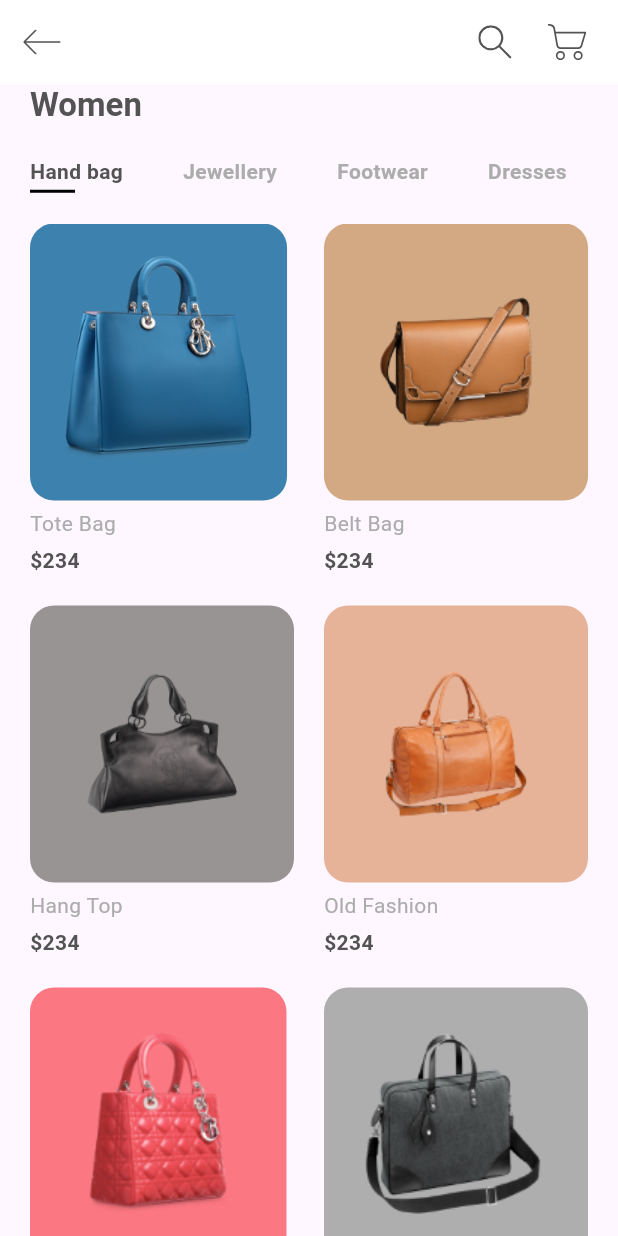
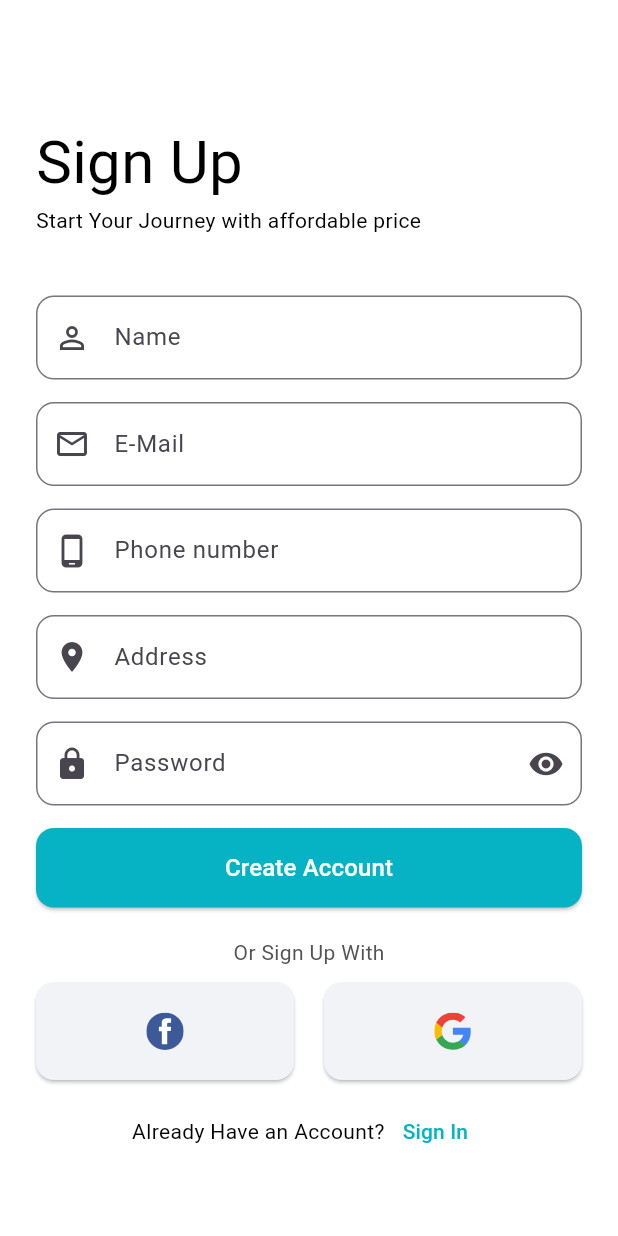
Before and after one commit to CoderGaming-1/Booking, a Flutter app: the screen it shows after launch, on a phone screen of 412 x 824 dp. Run offline on Flutter 3.47's test engine with Material 3 defaults, Android fonts, the light colour scheme and no system bars; our stand-ins replace flutter_svg.

Commit message:
splash, onBoarding, Sign in, Sign up UI

```diff
--- a/lib/main.dart
+++ b/lib/main.dart
@@ -1,3 +1,7 @@
+import 'package:bookingapp/screens/login/login_page.dart';
+import 'package:bookingapp/screens/onBoarding/onboarding_screen.dart';
+import 'package:bookingapp/screens/sign_up/sign_up_screen.dart';
+import 'package:bookingapp/screens/splash_screen.dart';
 import 'package:flutter/material.dart';
 import 'constants.dart';
 import 'screens/home/home_screen.dart';
@@ -14,12 +18,11 @@ class MyApp extends StatelessWidget {
   Widget build(BuildContext context) {
     return MaterialApp(
       debugShowCheckedModeBanner: false,
-      title: 'The Flutter Way',
       theme: ThemeData(
         textTheme: Theme.of(context).textTheme.apply(bodyColor: kTextColor),
         visualDensity: VisualDensity.adaptivePlatformDensity,
       ),
-      home: const HomeScreen(),
+      home: const SignUpScreen(),
     );
   }
 }
--- /dev/null
+++ b/lib/screens/sign_up/sign_up_screen.dart
@@ -0,0 +1,182 @@
+import 'package:flutter/material.dart';
+import 'package:flutter_svg/svg.dart';
+
+class SignUpScreen extends StatefulWidget{
+  const SignUpScreen({super.key});
+  @override
+  State<StatefulWidget> createState() {
+    return _SignUpScreenState();
+  }
+}
+class _SignUpScreenState extends State<SignUpScreen>{
+  @override
+  Widget build(BuildContext context) {
+    // TODO: implement build
+    return Scaffold(
+      backgroundColor: Colors.white,
+      body: SingleChildScrollView(
+        child: Container(
+          padding: const EdgeInsets.symmetric(vertical: 80, horizontal: 24),
+          child: Column(
+            children: [
+              //Tittle
+              const Align(
+                alignment: Alignment.topLeft,
+                child:  Column(
+                  children: [
+                    Text("Sign Up", style: TextStyle(color: Colors.black, fontSize: 40),),
+                  ],
+                ),
+              ),
+              const Align(
+                alignment: Alignment.topLeft,
+                child:  Column(
+                  children: [
+                    Text("Start Your Journey with affordable price", style: TextStyle(color: Colors.black, fontSize: 14),),
+                  ],
+                ),
+              ),
+
+              const SizedBox(height: 30,),
+              //email
+              //password
+              Form(
+                child: Container(
+                  padding: const EdgeInsets.symmetric(vertical: 10),
+                  child: Column(
+                    children: [
+                      //name
+                      TextFormField(
+                        decoration: InputDecoration(
+                            prefixIcon: const Icon(Icons.person_outline_outlined),
+                            labelText: "Name",
+                            hintText: "Name",
+                            border: OutlineInputBorder(
+                              borderRadius: BorderRadius.circular(12),
+                            ),
+                        ),
+                      ),
+                      const SizedBox(height: 15,),
+                      //email
+                      TextFormField(
+                        decoration:  InputDecoration(
+                          prefixIcon: const Icon(Icons.mail_outline_outlined),
+                          labelText: "E-Mail",
+                          hintText: "E-Mail",
+                          border: OutlineInputBorder(
+                            borderRadius: BorderRadius.circular(12),
+                          ),
+                        ),
+                      ),
+                      const SizedBox(height: 15,),
+                      //phone number
+                      TextFormField(
+                        decoration: InputDecoration(
+                            prefixIcon: const Icon(Icons.phone_android_outlined),
+                            labelText: "Phone number",
+                            hintText: "Phone number",
+                            border: OutlineInputBorder(
+                              borderRadius: BorderRadius.circular(12),
+                            ),
+                        ),
+                      ),
+                      const SizedBox(height: 15,),
+                      //Address
+                      TextFormField(
+                        decoration: InputDecoration(
+                            prefixIcon: const Icon(Icons.location_on_sharp),
+                            labelText: "Address",
+                            hintText: "Address",
+                            border: OutlineInputBorder(
+                              borderRadius: BorderRadius.circular(12),
+                            ),
+                        ),
+                      ),
+                      const SizedBox(height: 15,),
+                      //password
+                      TextFormField(
+                        decoration: InputDecoration(
+                            prefixIcon: const Icon(Icons.lock),
+                            labelText: "Password",
+                            hintText: "Password",
+                            border: OutlineInputBorder(
+                              borderRadius: BorderRadius.circular(12),
+                            ),
+                            suffixIcon: const IconButton(onPressed: null, icon: Icon(Icons.remove_red_eye))
+                        ),
+                      ),
+                      const SizedBox(height: 15,),
+                      // buttonSignIn
+                      SizedBox(
+                        width: double.infinity,
+                        child: ElevatedButton(onPressed: (){},
+                            style: ElevatedButton.styleFrom(
+                                backgroundColor: const Color(0xFF06B3C4),
+                                shape: RoundedRectangleBorder(
+                                  borderRadius: BorderRadius.circular(12),
+                                ),
+                                padding: const EdgeInsets.symmetric(vertical: 15)
+                            ),
+
+                            child: const Text("Create Account", style: TextStyle(color: Colors.white, fontSize: 16),)
+                        ),
+                      ),
+                    ],
+                  ),
+                ),
+              ),
+              const SizedBox(height: 10,),
+              const Text("Or Sign Up With"),
+              const SizedBox(height: 10,),
+              //button login with facebook, google
+              Row(
+                children: [
+                  Expanded(
+                    child: ElevatedButton(
+                      style: ElevatedButton.styleFrom(
+                          backgroundColor: const Color(0xFFF2F3F6),
+                          shape: RoundedRectangleBorder(
+                            borderRadius: BorderRadius.circular(12),
+                          ),
+                          padding: const EdgeInsets.symmetric(vertical: 20)
+                      ),
+                      onPressed: (){},
+                      child: SvgPicture.asset("assets/icons/ic_facebook.svg"),),),
+                  const SizedBox(width: 20,),
+                  Expanded(
+                    child: ElevatedButton(
+                      style: ElevatedButton.styleFrom(
+                          backgroundColor: const Color(0xFFF2F3F6),
+                          shape: RoundedRectangleBorder(
+                            borderRadius: BorderRadius.circular(12),
+                          ),
+                          padding: const EdgeInsets.symmetric(vertical: 20)
+                      ),
+                      onPressed: (){},
+                      child: SvgPicture.asset("assets/icons/ic_google.svg"),),),
+                ],
+              ),
+              const SizedBox(height: 10,),
+              Row(
+                mainAxisAlignment: MainAxisAlignment.center,
+                children: [
+                  const Text("Already Have an Account?", style: TextStyle(color: Colors.black),),
+                  TextButton(onPressed: (){},
+                    style: TextButton.styleFrom(
+                      foregroundColor: Colors.transparent, // Fully transparent foreground
+                      overlayColor: Colors.transparent,
+                    ),
+                    child: const Text("Sign In", style: TextStyle(color: Color(0xFF06B3C4),),
+                    ),
+                  ),
+                ],
+              ),
+
+
+            ],
+          ),
+        ),
+      ),
+    );
+  }
+}
--- a/pubspec.yaml
+++ b/pubspec.yaml
@@ -35,6 +35,8 @@ dependencies:
   # The following adds the Cupertino Icons font to your application.
   # Use with the CupertinoIcons class for iOS style icons.
   cupertino_icons: ^1.0.8
+  smooth_page_indicator: ^1.2.0+3
+  google_fonts: ^6.2.1
 
 dev_dependencies:
   flutter_test:
@@ -50,7 +52,8 @@ dev_dependencies:
 # For information on the generic Dart part of this file, see the
 # following page: https://dart.dev/tools/pub/pubspec
 
-# The following section is specific to Flutter packages.
+
+
 flutter:
 
   # The following line ensures that the Material Icons font is
@@ -60,6 +63,7 @@ flutter:
   assets:
      - assets/images/
      - assets/icons/
+     - assets/images/onboarding_images/
 
   # An image asset can refer to one or more resolution-specific "variants", see
   # https://flutter.dev/to/resolution-aware-images
```
Also changed, not shown: lib/screens/login/login_page.dart (added, +155 -0 lines), assets/icons/ic_facebook.svg (added), assets/icons/ic_google.svg (added), assets/icons/onboarding_name_app.svg (added), assets/images/branding.png (added), assets/images/logo.png (added), assets/images/onboarding_images/onboarding_background.png (added), assets/images/splash_logo.png (added), pubspec.lock, 13 other files.
